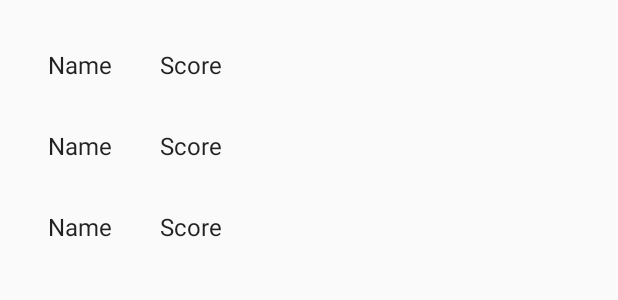
After one commit to Xloopez/Kalabalik, an Android app: the layout fragment_game_score_list.xml on its own in the app's theme, with its tools: preview values and no code run, on a phone screen of 412 x 824 dp. The commit adds this screen. Shown: the top 300 px of the screen. Run offline under Robolectric (Android 15) with nearby library versions, the phone set to English and light mode, and no system bars.

Commit message:
Created GameScoreFragment.kt, GameScoreRecyclerViewAdapter.kt, GamingViewModel.kt, Changed some functions

```diff
--- a/app/build.gradle
+++ b/app/build.gradle
@@ -35,6 +35,7 @@ android {
 
 dependencies {
 
+    implementation 'androidx.legacy:legacy-support-v4:1.0.0'
     def lifecycle_version = "2.2.0"
 
     implementation fileTree(dir: "libs", include: ["*.jar"])
--- a/app/src/main/java/com/example/myapplication/Player.kt
+++ b/app/src/main/java/com/example/myapplication/Player.kt
@@ -2,7 +2,7 @@ package com.example.myapplication
 
 class Player(
     var name: String,
-    private var listOfRoundAndPoints: MutableList<Pair<Int, Double>> = mutableListOf(),
+    var listOfRoundAndPoints: MutableList<Pair<Int, Double>> = mutableListOf(),
     var playerNum: Int,
     )
 {
--- /dev/null
+++ b/app/src/main/res/layout/fragment_game_score.xml
@@ -0,0 +1,26 @@
+<?xml version="1.0" encoding="utf-8"?>
+<LinearLayout xmlns:android="http://schemas.android.com/apk/res/android"
+    android:layout_width="match_parent"
+    android:layout_height="wrap_content"
+    xmlns:tools="http://schemas.android.com/tools"
+    android:orientation="horizontal">
+
+    <TextView
+        android:id="@+id/item_player_name"
+        android:layout_width="wrap_content"
+        android:layout_height="wrap_content"
+        android:layout_margin="@dimen/text_margin"
+        android:textAppearance="?attr/textAppearanceListItem"
+        tools:text="Name"
+        />
+
+    <TextView
+        android:id="@+id/item_score"
+        android:layout_width="wrap_content"
+        android:layout_height="wrap_content"
+        android:layout_margin="@dimen/text_margin"
+        android:textAppearance="?attr/textAppearanceListItem"
+        tools:text="Score"
+        />
+
+</LinearLayout>
--- /dev/null
+++ b/app/src/main/res/layout/fragment_game_score_list.xml
@@ -0,0 +1,13 @@
+<?xml version="1.0" encoding="utf-8"?>
+<androidx.recyclerview.widget.RecyclerView
+    xmlns:android="http://schemas.android.com/apk/res/android"
+    xmlns:app="http://schemas.android.com/apk/res-auto"
+    xmlns:tools="http://schemas.android.com/tools"
+    android:id="@+id/recycler_view"
+    android:name="com.example.myapplication.fragment_game_layout"
+    android:layout_width="match_parent"
+    android:layout_height="match_parent"
+    android:layout_margin="16dp"
+    app:layoutManager="LinearLayoutManager"
+    tools:context=".GameScoreFragment"
+    tools:listitem="@layout/fragment_game_score"/>
--- /dev/null
+++ b/app/src/main/res/values/dimens.xml
@@ -0,0 +1,4 @@
+<?xml version="1.0" encoding="utf-8"?>
+<resources>
+    <dimen name="text_margin">16dp</dimen>
+</resources>
```
Also changed, not shown: app/src/main/java/com/example/myapplication/GameInputFragment.kt (+42 -36 lines), app/src/main/java/com/example/myapplication/GameScoreFragment.kt (added, +51 -0 lines), app/src/main/java/com/example/myapplication/GameScoreRecyclerViewAdapter.kt (added, +30 -0 lines), app/src/main/java/com/example/myapplication/GameSettings.kt (deleted, +0 -13 lines), app/src/main/java/com/example/myapplication/GamingFragment.kt (+103 -50 lines), app/src/main/java/com/example/myapplication/GamingViewModel.kt (added, +15 -0 lines), app/src/main/java/com/example/myapplication/MainActivity.kt (+7 -13 lines), app/src/main/java/com/example/myapplication/SharedViewModel.kt (+10 -2 lines).
